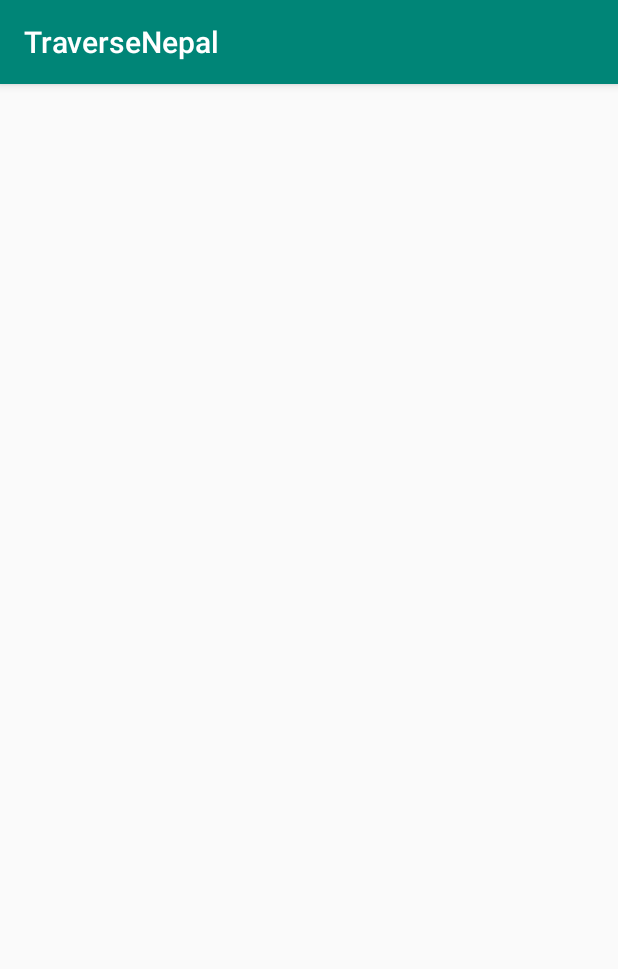
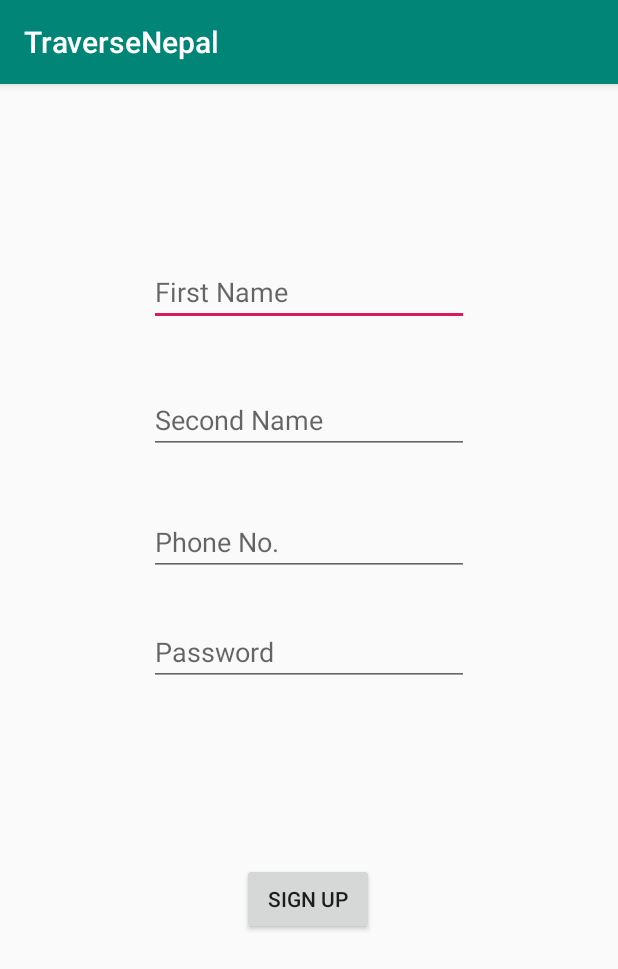
Before and after one commit to eversoftgroup/Traverse-Nepal, an Android app: the nav_signup_activity screen opened directly, with no data from a screen before it, on a phone screen of 412 x 824 dp. Shown: the top 969 px of the screen. Run offline under Robolectric (Android 15) with nearby library versions, the phone set to English and light mode, and no system bars.

Commit message:
help, login, signup

```diff
--- a/app/src/main/AndroidManifest.xml
+++ b/app/src/main/AndroidManifest.xml
@@ -9,9 +9,11 @@
         android:roundIcon="@mipmap/ic_launcher_round"
         android:supportsRtl="true"
         android:theme="@style/AppTheme">
-        <activity android:name="com.eversoft.generalfeatures.nav_share_activity"></activity>
+        <activity android:name="com.eversoft.services.nav_signup_activity"></activity>
+        <activity android:name="com.eversoft.services.nav_login_activity" />
+        <activity android:name="com.eversoft.generalfeatures.nav_share_activity" />
         <activity android:name="com.eversoft.generalfeatures.nav_feedback_activity" />
-        <activity android:name="com.eversoft.generalfeatures.nav_aboutus_activity" />
+        <activity android:name="com.eversoft.generalfeatures.nav_contactUs_activity" />
         <activity android:name="com.eversoft.generalfeatures.nav_help_activity" />
         <activity android:name="com.eversoft.settings.nav_setting_activity" />
         <activity android:name="com.eversoft.visitnepal2020.nav_visitnepal2020_activity" />
--- a/app/src/main/java/com/eversoft/generalfeatures/nav_aboutus_activity.java
+++ b/app/src/main/java/com/eversoft/services/nav_signup_activity.java
@@ -1,15 +1,15 @@
-package com.eversoft.generalfeatures;
+package com.eversoft.services;
 
 import android.support.v7.app.AppCompatActivity;
 import android.os.Bundle;
 
 import com.eversoft.traversenepal.R;
 
-public class nav_aboutus_activity extends AppCompatActivity {
+public class nav_signup_activity extends AppCompatActivity {
 
     @Override
     protected void onCreate(Bundle savedInstanceState) {
         super.onCreate(savedInstanceState);
-        setContentView(R.layout.nav_aboutus_activity);
+        setContentView(R.layout.activity_nav_signup_activity);
     }
 }
--- /dev/null
+++ b/app/src/main/res/layout/activity_nav_signup_activity.xml
@@ -0,0 +1,77 @@
+<?xml version="1.0" encoding="utf-8"?>
+<android.support.constraint.ConstraintLayout xmlns:android="http://schemas.android.com/apk/res/android"
+    xmlns:app="http://schemas.android.com/apk/res-auto"
+    xmlns:tools="http://schemas.android.com/tools"
+    android:layout_width="match_parent"
+    android:layout_height="match_parent"
+    tools:context="com.eversoft.services.nav_signup_activity">
+
+    <EditText
+        android:id="@+id/signup_firstname"
+        android:layout_width="wrap_content"
+        android:layout_height="wrap_content"
+        android:layout_marginStart="8dp"
+        android:layout_marginLeft="8dp"
+        android:layout_marginTop="116dp"
+        android:layout_marginEnd="8dp"
+        android:layout_marginRight="8dp"
+        android:ems="10"
+        android:hint="First Name"
+        android:inputType="textPersonName"
+        app:layout_constraintEnd_toEndOf="parent"
+        app:layout_constraintStart_toStartOf="parent"
+        app:layout_constraintTop_toTopOf="parent" />
+
+    <EditText
+        android:id="@+id/signup_secondName"
+        android:layout_width="wrap_content"
+        android:layout_height="wrap_content"
+        android:layout_marginTop="40dp"
+        android:ems="10"
+        android:hint="Second Name"
+        android:inputType="textPersonName"
+        app:layout_constraintEnd_toEndOf="@+id/signup_firstname"
+        app:layout_constraintHorizontal_bias="0.0"
+        app:layout_constraintStart_toStartOf="@+id/signup_firstname"
+        app:layout_constraintTop_toBottomOf="@+id/signup_firstname" />
+
+    <EditText
+        android:id="@+id/signup_PhoneNo"
+        android:layout_width="wrap_content"
+        android:layout_height="wrap_content"
+        android:layout_marginTop="36dp"
+        android:ems="10"
+        android:hint="Phone No."
+        android:inputType="textPersonName"
+        app:layout_constraintEnd_toEndOf="@+id/signup_secondName"
+        app:layout_constraintHorizontal_bias="0.0"
+        app:layout_constraintStart_toStartOf="@+id/signup_secondName"
+        app:layout_constraintTop_toBottomOf="@+id/signup_secondName" />
+
+    <EditText
+        android:id="@+id/signup_password"
+        android:layout_width="wrap_content"
+        android:layout_height="wrap_content"
+        android:layout_marginTop="28dp"
+        android:ems="10"
+        android:hint="Password"
+        android:inputType="textPersonName"
+        app:layout_constraintEnd_toEndOf="@+id/signup_PhoneNo"
+        app:layout_constraintHorizontal_bias="0.0"
+        app:layout_constraintStart_toStartOf="@+id/signup_PhoneNo"
+        app:layout_constraintTop_toBottomOf="@+id/signup_PhoneNo" />
+
+    <Button
+        android:id="@+id/signup_btn_signup"
+        android:layout_width="wrap_content"
+        android:layout_height="wrap_content"
+        android:layout_marginTop="8dp"
+        android:layout_marginBottom="8dp"
+        android:text="SIGN UP"
+        app:layout_constraintBottom_toBottomOf="parent"
+        app:layout_constraintEnd_toEndOf="@+id/signup_password"
+        app:layout_constraintHorizontal_bias="0.496"
+        app:layout_constraintStart_toStartOf="@+id/signup_password"
+        app:layout_constraintTop_toBottomOf="@+id/signup_password"
+        app:layout_constraintVertical_bias="0.364" />
+</android.support.constraint.ConstraintLayout>
--- a/app/src/main/res/layout/nav_aboutus_activity.xml
+++ /dev/null
@@ -1,9 +0,0 @@
-<?xml version="1.0" encoding="utf-8"?>
-<android.support.constraint.ConstraintLayout xmlns:android="http://schemas.android.com/apk/res/android"
-    xmlns:app="http://schemas.android.com/apk/res-auto"
-    xmlns:tools="http://schemas.android.com/tools"
-    android:layout_width="match_parent"
-    android:layout_height="match_parent"
-    tools:context="com.eversoft.generalfeatures.nav_aboutus_activity">
-
-</android.support.constraint.ConstraintLayout>
```
Also changed, not shown: app/src/main/java/com/eversoft/generalfeatures/nav_contactUs_activity.java (added, +15 -0 lines), app/src/main/java/com/eversoft/services/nav_login_activity.java (added, +31 -0 lines), app/src/main/java/com/eversoft/traversenepal/MainActivity.java (+9 -0 lines), app/src/main/res/layout/activity_nav_help_activity.xml (+13 -0 lines), app/src/main/res/layout/activity_nav_login_activity.xml (added, +67 -0 lines), app/src/main/res/layout/nav_contactus_activity.xml (added, +92 -0 lines).
